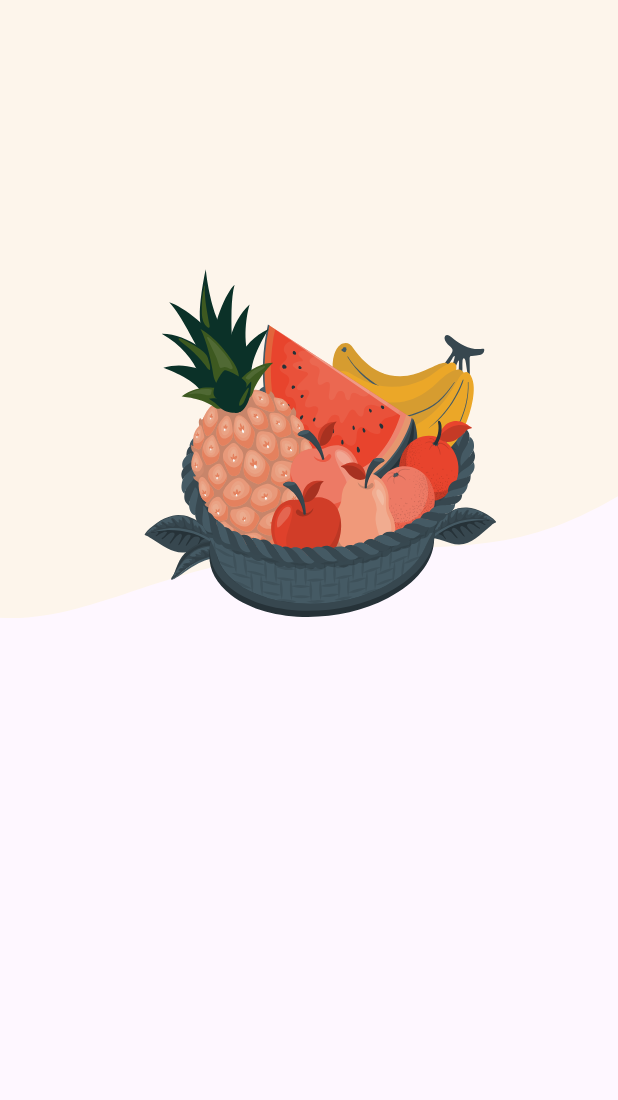
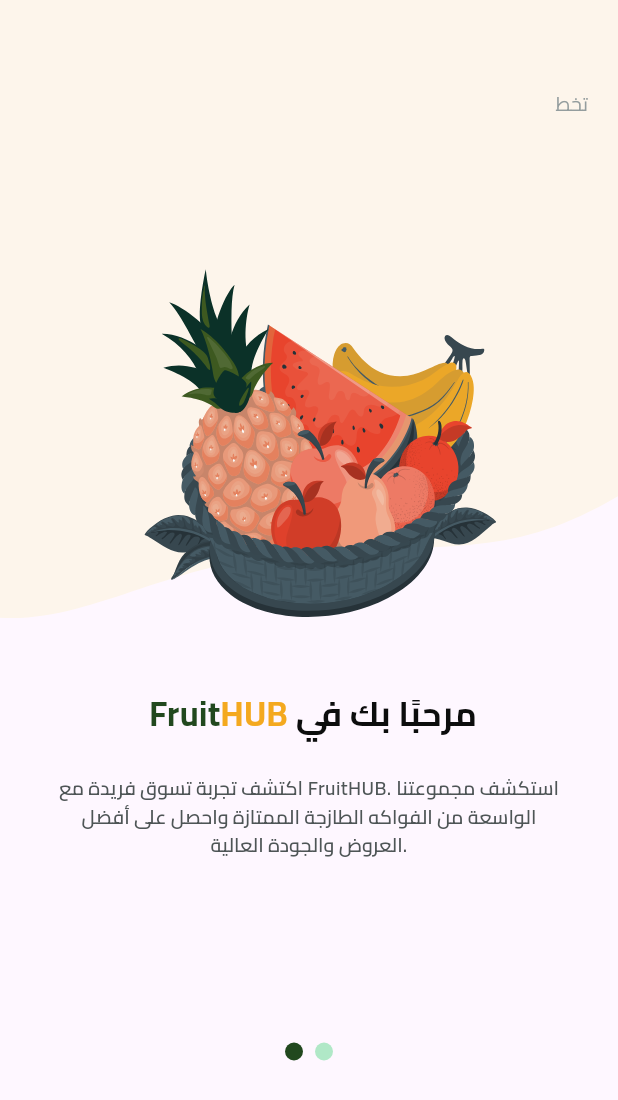
Before and after one commit to hlakhaled/Fruit-Hub, a Flutter app: the screen it shows after launch, on a phone screen of 412 x 824 dp. Shown: the top 1100 px of the screen. Run offline on Flutter 3.47's test engine with Material 3 defaults, Android fonts, the phone set to English and light mode, and no system bars; drawn by our look-alikes of page_view_dot_indicator; our stand-ins replace flutter_svg.

Commit message:
finish ob boarding screen

```diff
--- /dev/null
+++ b/lib/core/utils/common_widgets/custom_button.dart
@@ -0,0 +1,33 @@
+
+import 'package:flutter/material.dart';
+import 'package:fruit_hub/core/utils/constants/styles.dart';
+
+class CustomButton extends StatelessWidget {
+  const CustomButton({
+    super.key,
+  });
+
+  @override
+  Widget build(BuildContext context) {
+    return Padding(
+      padding: const EdgeInsets.symmetric(horizontal: 16),
+      child: Container(
+        height: 54,
+        padding: const EdgeInsets.symmetric(horizontal: 48, vertical: 15),
+        decoration: ShapeDecoration(
+          color: const Color(0xFF1B5E37) /* Green1-500 */,
+          shape: RoundedRectangleBorder(
+            borderRadius: BorderRadius.circular(16),
+          ),
+        ),
+        child: Center(
+          child: Text(
+            'ابدأ الان',
+            textAlign: TextAlign.center,
+            style: Styles.style16,
+          ),
+        ),
+      ),
+    );
+  }
+}
--- /dev/null
+++ b/lib/core/utils/constants/styles.dart
@@ -0,0 +1,25 @@
+import 'package:flutter/material.dart';
+import 'package:fruit_hub/core/utils/app_colors.dart';
+
+class Styles {
+  static const TextStyle style23 = TextStyle(
+    color: AppColors.green800,
+    fontSize: 23,
+    fontFamily: 'Cairo',
+    fontWeight: FontWeight.w700,
+  );
+
+  static const TextStyle style13 = TextStyle(
+    color: AppColors.gray400,
+    fontSize: 13,
+    fontFamily: 'Cairo',
+    fontWeight: FontWeight.w400,
+  );
+
+  static const TextStyle style16 = TextStyle(
+    color: AppColors.white,
+    fontSize: 16,
+    fontFamily: 'Cairo',
+    fontWeight: FontWeight.w700,
+  );
+}
--- /dev/null
+++ b/lib/features/on_boarding/data/models/page_view_item_model.dart
@@ -0,0 +1,10 @@
+class PageViewItemModel {
+  final String title;
+  final String desc;
+  final bool isRow;
+  const PageViewItemModel({
+    required this.title,
+    required this.desc,
+    required this.isRow,
+  });
+}
--- a/lib/features/on_boarding/presentation/view/widgets/on_boarding_view_body.dart
+++ b/lib/features/on_boarding/presentation/view/widgets/on_boarding_view_body.dart
@@ -1,31 +1,85 @@
 import 'package:flutter/material.dart';
-import 'package:flutter_svg/flutter_svg.dart';
-import 'package:fruit_hub/core/utils/constants/assets.dart';
+import 'package:fruit_hub/core/utils/app_colors.dart';
+import 'package:fruit_hub/core/utils/common_widgets/custom_button.dart';
+import 'package:fruit_hub/features/on_boarding/data/models/page_view_item_model.dart';
 
-class OnBoardingViewBody extends StatelessWidget {
+import 'package:fruit_hub/features/on_boarding/presentation/view/widgets/page_view_item.dart';
+import 'package:page_view_dot_indicator/page_view_dot_indicator.dart';
+
+class OnBoardingViewBody extends StatefulWidget {
   const OnBoardingViewBody({super.key});
 
   @override
+  State<OnBoardingViewBody> createState() => _OnBoardingViewBodyState();
+}
+
+class _OnBoardingViewBodyState extends State<OnBoardingViewBody> {
+  late final PageController _pageController;
+  late int selectedPage;
+
+  final List<PageViewItemModel> items = const [
+    PageViewItemModel(
+      title: "",
+      desc:
+          'اكتشف تجربة تسوق فريدة مع FruitHUB. استكشف مجموعتنا الواسعة من الفواكه الطازجة الممتازة واحصل على أفضل العروض والجودة العالية.',
+      isRow: true,
+    ),
+    PageViewItemModel(
+      title: "ابحث وتسوق",
+      desc:
+          'نقدم لك أفضل الفواكه المختارة بعناية. اطلع على التفاصيل والصور والتقييمات لتتأكد من اختيار الفاكهة المثالية',
+      isRow: false,
+    ),
+  ];
+  @override
+  void initState() {
+    _pageController = PageController();
+    selectedPage = 0;
+    super.initState();
+  }
+
+  @override
+  void dispose() {
+    _pageController.dispose();
+    super.dispose();
+  }
+
+  @override
   Widget build(BuildContext context) {
-    return SizedBox(
-      width: double.infinity,
-      height: MediaQuery.sizeOf(context).height * .5,
-      child: Stack(
-        children: [
-          Positioned.fill(
-            child: SvgPicture.asset(
-              Assets.assetsImagesBackground1,
-              fit: BoxFit.fill,
-            ),
+    return Column(
+      children: [
+        Expanded(
+          child: PageView(
+            onPageChanged: (value) {
+              setState(() {
+                selectedPage = value;
+              });
+            },
+            scrollDirection: Axis.horizontal,
+            children: [
+              PageViewItem(pageViewItemModel: items[0]),
+              PageViewItem(pageViewItemModel: items[1]),
+            ],
           ),
-          Positioned(
-            bottom: 0,
-            left: 0,
-            right: 0,
-            child: SvgPicture.asset(Assets.assetsImagesFruitBasket),
-          ),
-        ],
-      ),
+        ),
+
+        PageViewDotIndicator(
+          fadeEdges: true,
+          currentItem: selectedPage,
+          count: 2,
+          unselectedColor: selectedPage == 1
+              ? AppColors.green800
+              : AppColors.green200,
+          selectedColor: AppColors.green800,
+        ),
+
+        selectedPage == 1
+            ? Padding(
+                padding: const EdgeInsets.only(bottom: 43, top: 29),
+                child: CustomButton(),
+              )
+            : SizedBox(height: 117),
+      ],
     );
   }
 }
--- /dev/null
+++ b/lib/features/on_boarding/presentation/view/widgets/page_view_item.dart
@@ -0,0 +1,87 @@
+import 'package:flutter/material.dart';
+import 'package:flutter_svg/svg.dart';
+import 'package:fruit_hub/core/utils/app_colors.dart';
+import 'package:fruit_hub/core/utils/constants/assets.dart';
+import 'package:fruit_hub/core/utils/constants/styles.dart';
+import 'package:fruit_hub/features/on_boarding/data/models/page_view_item_model.dart';
+
+class PageViewItem extends StatelessWidget {
+  const PageViewItem({super.key, required this.pageViewItemModel});
+  final PageViewItemModel pageViewItemModel;
+  @override
+  Widget build(BuildContext context) {
+    return Column(
+      children: [
+        SizedBox(
+          width: double.infinity,
+          height: MediaQuery.sizeOf(context).height * .5,
+          child: Stack(
+            children: [
+              Positioned.fill(
+                child: SvgPicture.asset(
+                  pageViewItemModel.isRow
+                      ? Assets.assetsImagesBackground1
+                      : Assets.assetsImagesBackground2svg,
+                  fit: BoxFit.fill,
+                ),
+              ),
+              Positioned(
+                bottom: 0,
+                left: 0,
+                right: 0,
+                child: SvgPicture.asset(
+                  pageViewItemModel.isRow
+                      ? Assets.assetsImagesFruitBasket
+                      : Assets.assetsImagesPineapple,
+                ),
+              ),
+              Visibility(
+                visible: pageViewItemModel.isRow,
+                child: Positioned(
+                  right: 0,
+                  top: 60,
+                  child: Padding(
+                    padding: const EdgeInsets.only(right: 20),
+                    child: Text("تخط", style: Styles.style13),
+                  ),
+                ),
+              ),
+            ],
+          ),
+        ),
+        SizedBox(height: 47),
+        pageViewItemModel.isRow
+            ? Row(
+                mainAxisAlignment: MainAxisAlignment.center,
+                children: [
+                  Text(' Fruit', style: Styles.style23),
+                  Text(
+                    'HUB',
+                    style: Styles.style23.copyWith(color: AppColors.orange500),
+                  ),
+                  Text(
+                    ' مرحبًا بك في',
+                    style: Styles.style23.copyWith(color: AppColors.gray950),
+                  ),
+                ],
+              )
+            : Text(
+                pageViewItemModel.title,
+                style: Styles.style23.copyWith(color: AppColors.gray950),
+              ),
+
+        Padding(
+          padding: const EdgeInsets.symmetric(horizontal: 37, vertical: 24),
+          child: Text(
+            pageViewItemModel.desc,
+            textAlign: TextAlign.center,
+            style: Styles.style13.copyWith(
+              fontWeight: FontWeight.w600,
+              color: AppColors.gray500,
+            ),
+          ),
+        ),
+      ],
+    );
+  }
+}
```
Also changed, not shown: pubspec.yaml (+23 -8 lines), assets/fonts/Cairo-Black.ttf (added), assets/fonts/Cairo-Bold.ttf (added), assets/fonts/Cairo-ExtraBold.ttf (added), assets/fonts/Cairo-ExtraLight.ttf (added), assets/fonts/Cairo-Light.ttf (added), assets/fonts/Cairo-Medium.ttf (added), assets/fonts/Cairo-Regular.ttf (added), assets/fonts/Cairo-SemiBold.ttf (added), pubspec.lock.
